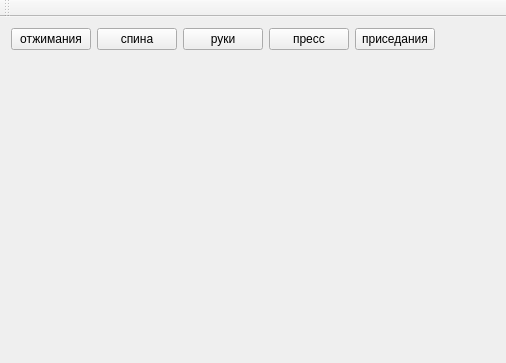
Qt form mainwindow.ui (kitoran/fitness) before a commit; both pictures show x 0 to 506 and y 0 to 363 of the 813 by 363 pixel window.
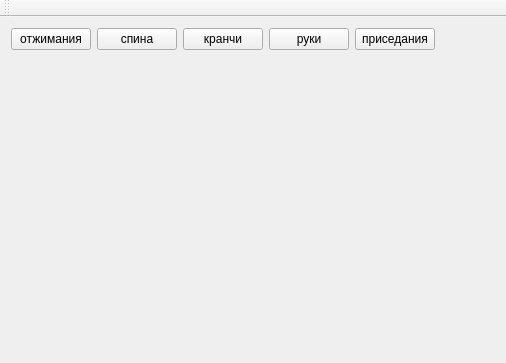
The same form after that commit.

Commit message: dont read my commit messages

The edit to the form file:
```diff
--- a/mainwindow.ui
+++ b/mainwindow.ui
@@ -32,16 +32,16 @@
        </widget>
       </item>
       <item>
-       <widget class="QPushButton" name="pushButton_3">
+       <widget class="QPushButton" name="pushButton_4">
         <property name="text">
-         <string>руки</string>
+         <string>кранчи</string>
         </property>
        </widget>
       </item>
       <item>
-       <widget class="QPushButton" name="pushButton_4">
+       <widget class="QPushButton" name="pushButton_3">
         <property name="text">
-         <string>пресс</string>
+         <string>руки</string>
         </property>
        </widget>
       </item>
```
The commit also changes 2 other files.
